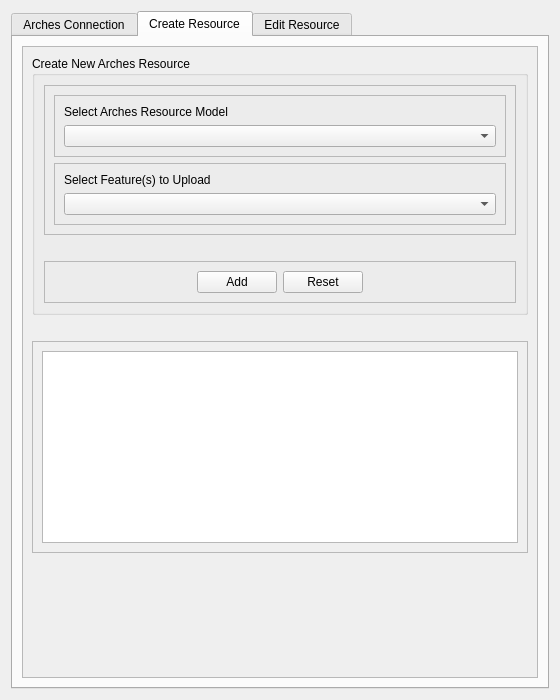
Qt form arches_project_dialog_base.ui (k-int/arches-qgis-plugin) before a commit.
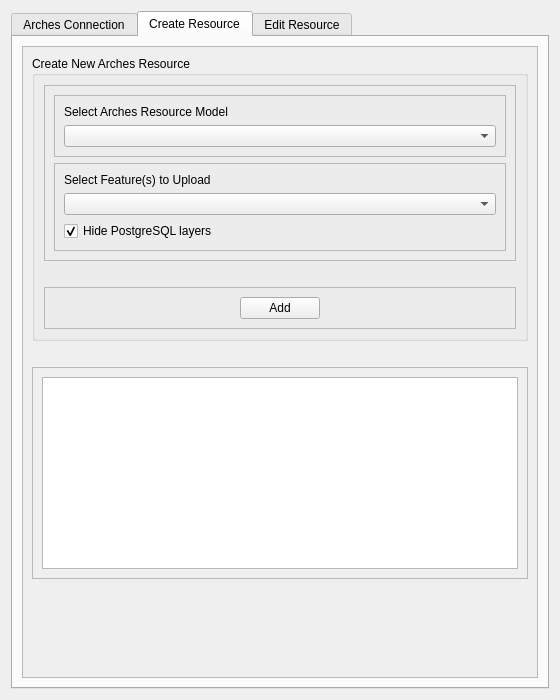
The same form after that commit. The open tabs and pages were chosen to show the change. Icons and pictures are not drawn.

Commit message: icons, layer updates, hide psql layer checkbox

Patch:
```diff
--- a/arches_project_dialog_base.ui
+++ b/arches_project_dialog_base.ui
@@ -325,6 +325,16 @@
                     <item>
                      <widget class="QComboBox" name="createResFeatureSelect"/>
                     </item>
+                    <item>
+                     <widget class="QCheckBox" name="createHidePSQLLayers">
+                      <property name="text">
+                       <string>Hide PostgreSQL layers</string>
+                      </property>
+                      <property name="checked">
+                       <bool>true</bool>
+                      </property>
+                     </widget>
+                    </item>
                    </layout>
                   </widget>
                  </item>
@@ -373,13 +383,6 @@
                    </property>
                   </widget>
                  </item>
-                 <item>
-                  <widget class="QPushButton" name="resetNewResSelection">
-                   <property name="text">
-                    <string>Reset</string>
-                   </property>
-                  </widget>
-                 </item>
                  <item>
                   <spacer name="horizontalSpacer_5">
                    <property name="orientation">
```
Left out of the diff: 12 changed lines with no effect on the pictures. The commit also changes 8 other files.
